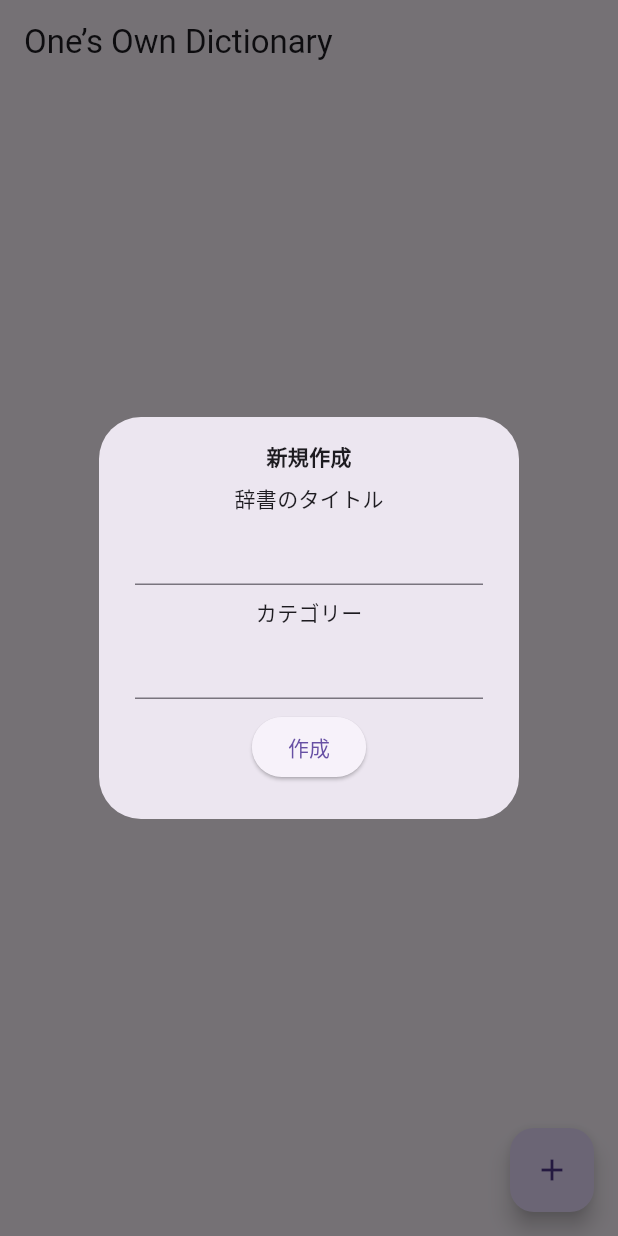
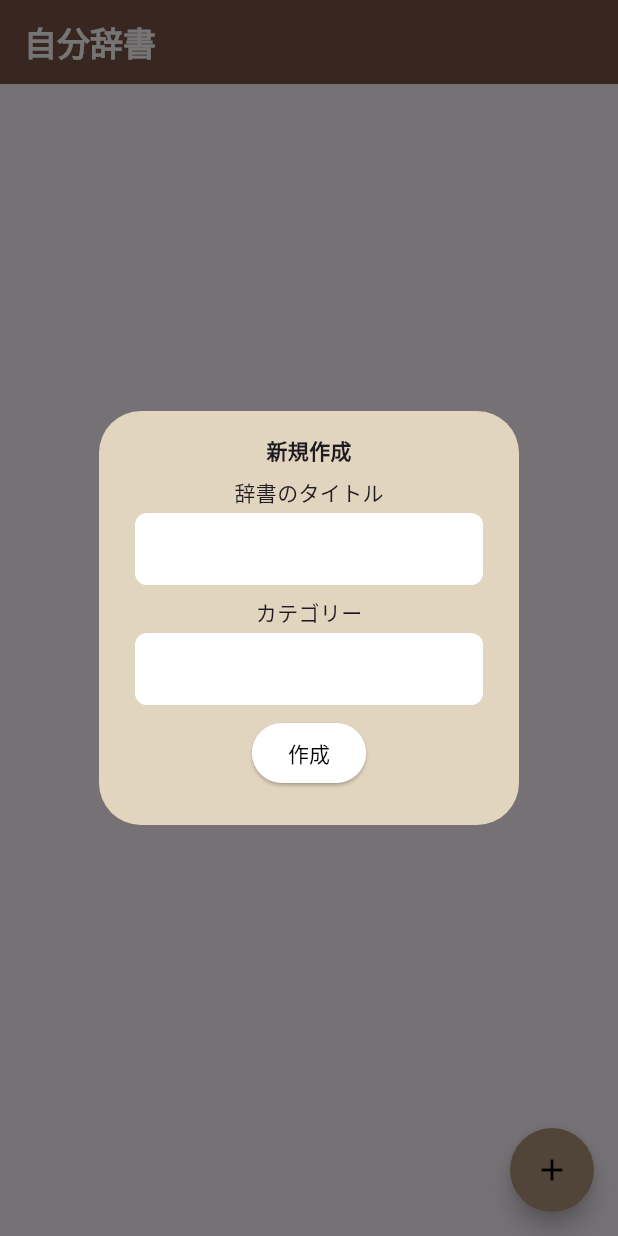
Before and after one commit to ShunyaNagahori/OOD, a Flutter app: the screen it shows after launch, after a tap on the "add" icon, on a phone screen of 412 x 824 dp. Run offline on Flutter 3.47's test engine with Material 3 defaults, Android fonts, the phone set to English and light mode, and no system bars; our stand-ins replace flutter_slidable, flutter_speed_dial, sqflite; accounts and stored records are empty.

Commit message:
theme change

```diff
--- a/lib/main.dart
+++ b/lib/main.dart
@@ -1,4 +1,5 @@
 import 'package:flutter/material.dart';
+import 'package:ood/my_colors.dart';
 import 'package:ood/views/dictionary_list.dart';
 
 void main() {
@@ -10,8 +11,38 @@ class MainApp extends StatelessWidget {
 
   @override
   Widget build(BuildContext context) {
-    return const MaterialApp(
-      home: DictionaryListWidget(),
+    return MaterialApp(
+      theme: ThemeData(
+        dialogTheme: const DialogTheme(
+          backgroundColor: MyColors.dialogBrown,
+        ),
+        elevatedButtonTheme: ElevatedButtonThemeData(
+          style: ElevatedButton.styleFrom(
+            backgroundColor: MyColors.white,
+            shape: RoundedRectangleBorder(
+              borderRadius: BorderRadius.circular(20),
+            ),
+            foregroundColor: Colors.black,
+          ),
+        ),
+        inputDecorationTheme: InputDecorationTheme(
+          filled: true,
+          fillColor: MyColors.white,
+          focusedBorder: UnderlineInputBorder(
+            borderSide: BorderSide.none,
+            borderRadius: BorderRadius.circular(8),
+          ),
+          enabledBorder: UnderlineInputBorder(
+            borderSide: BorderSide.none,
+            borderRadius: BorderRadius.circular(8),
+          ),
+        ),
+        floatingActionButtonTheme: const FloatingActionButtonThemeData(
+          backgroundColor: MyColors.lightBrown,
+          foregroundColor: Colors.black,
+        ),
+      ),
+      home: const DictionaryListWidget(),
     );
   }
 }
--- a/lib/my_colors.dart
+++ b/lib/my_colors.dart
@@ -4,4 +4,8 @@ class MyColors {
   static const red = Colors.red;
   static const white = Colors.white;
   static const gray = Color.fromARGB(66, 91, 90, 90);
+  static const brown = Colors.brown;
+  static const lightBrown = Color.fromARGB(255, 177, 148, 123);
+  static const yellowBrown = Color.fromRGBO(234, 203, 110, 1);
+  static const dialogBrown = Color.fromARGB(255, 226, 213, 191);
 }
--- a/lib/views/dictionary_list.dart
+++ b/lib/views/dictionary_list.dart
@@ -37,10 +37,13 @@ class _DictionaryListWidgetState extends State<DictionaryListWidget> {
   Widget build(BuildContext context) {
     return Scaffold(
       appBar: AppBar(
-        title: const Text('One’s Own Dictionary'),
+        title: const Text('自分辞書',
+            style:
+                TextStyle(color: MyColors.white, fontWeight: FontWeight.bold)),
+        backgroundColor: MyColors.brown,
       ),
       floatingActionButton: FloatingActionButton(
-        child: const Icon(Icons.add),
+        shape: const CircleBorder(),
         onPressed: () {
           showDialog(
             context: context,
@@ -57,9 +60,11 @@ class _DictionaryListWidgetState extends State<DictionaryListWidget> {
                     ),
                     const SizedBox(height: 8),
                     const Text('辞書のタイトル'),
+                    const SizedBox(height: 4),
                     TextField(controller: _titleController),
                     const SizedBox(height: 8),
                     const Text('カテゴリー'),
+                    const SizedBox(height: 4),
                     TextField(controller: _categoryController),
                     const SizedBox(height: 8),
                     ElevatedButton(
@@ -84,9 +89,10 @@ class _DictionaryListWidgetState extends State<DictionaryListWidget> {
             },
           );
         },
+        child: const Icon(Icons.add),
       ),
       body: Container(
-        padding: const EdgeInsets.symmetric(vertical: 16, horizontal: 16),
+        padding: const EdgeInsets.symmetric(vertical: 16),
         child: FutureBuilder(
           future: initializeDictionary(),
           builder: (context, snapshot) {
@@ -114,14 +120,14 @@ class _DictionaryListWidgetState extends State<DictionaryListWidget> {
                                       content: const Text('本当に削除しますか？'),
                                       actions: [
                                         Builder(builder: (context) {
-                                          return TextButton(
+                                          return ElevatedButton(
                                             child: const Text("キャンセル"),
                                             onPressed: () =>
                                                 Navigator.pop(context),
                                           );
                                         }),
                                         Builder(builder: (context) {
-                                          return TextButton(
+                                          return ElevatedButton(
                                             child: const Text("削除"),
                                             onPressed: () {
                                               _deleteDictionary(
@@ -216,11 +222,19 @@ class _DictionaryListWidgetState extends State<DictionaryListWidget> {
                             );
                           },
                           child: Container(
-                            padding: const EdgeInsets.symmetric(
-                                vertical: 8, horizontal: 8),
+                            padding: const EdgeInsets.symmetric(vertical: 8),
                             decoration: BoxDecoration(
                               border:
                                   Border.all(width: 1, color: MyColors.gray),
+                              color: MyColors.white,
+                              // boxShadow: [
+                              //   const BoxShadow(
+                              //     color: Color.fromARGB(255, 236, 236, 236),
+                              //     spreadRadius: 5,
+                              //     blurRadius: 5,
+                              //     offset: Offset(2, 4),
+                              //   ),
+                              // ],
                             ),
                             child: ListTile(
                               title: Text(
```
Also changed, not shown: lib/views/item_form.dart (+30 -4 lines), lib/views/item_list.dart (+13 -11 lines), lib/views/item_show.dart (+12 -2 lines).
